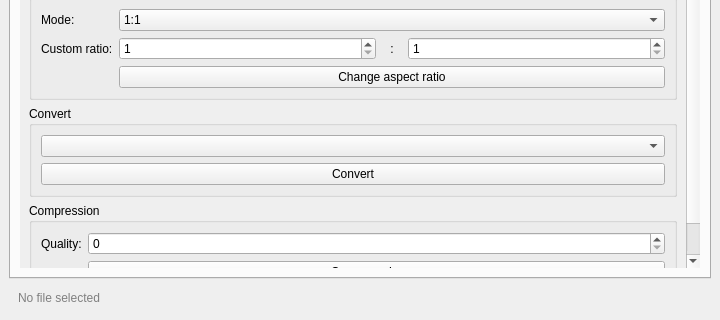
Above: gui/sincleanerV2.ui from sinmirka/SinTweaker before the change; both pictures show x 0 to 720 and y 200 to 520 of the 720 by 520 pixel window. Below: the same form after it.
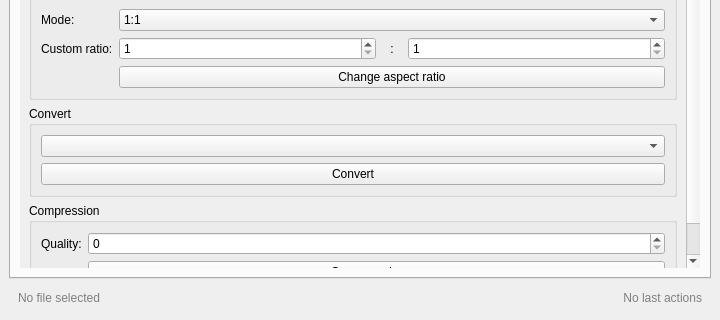
That is the form after the change.

Commit message: Add 'last action' text label, still testing tho

```diff
--- a/gui/sincleanerV2.ui
+++ b/gui/sincleanerV2.ui
@@ -483,6 +483,10 @@
      </widget>
     </item>
     <item>
+ <layout class="QHBoxLayout" name="bottomStatusLayout">
+
+  <!-- Current file path (left) -->
+  <item>
      <widget class="QLabel" name="labelCurrentFile">
       <property name="styleSheet">
        <string>color: gray; padding: 6px;</string>
@@ -490,8 +494,39 @@
       <property name="text">
        <string>No file selected</string>
       </property>
-     </widget>
-    </item>
+    <property name="sizePolicy">
+     <sizepolicy hsizetype="Expanding" vsizetype="Preferred">
+      <horstretch>0</horstretch>
+      <verstretch>0</verstretch>
+     </sizepolicy>
+    </property>
+   </widget>
+  </item>
+
+  <!-- Last action (right) -->
+  <item>
+   <widget class="QLabel" name="labelLastAction">
+    <property name="text">
+     <string>No last actions</string>
+    </property>
+    <property name="styleSheet">
+     <string>color: gray; padding: 6px;</string>
+    </property>
+    <property name="alignment">
+     <set>Qt::AlignmentFlag::AlignRight</set>
+    </property>
+    <property name="minimumSize">
+     <size>
+      <width>220</width>
+      <height>0</height>
+     </size>
+    </property>
+   </widget>
+  </item>
+
+ </layout>
+</item>
+
    </layout>
   </widget>
  </widget>
```
Lines whose indentation alone changed are shown as unchanged. The commit also changes 1 other file.
